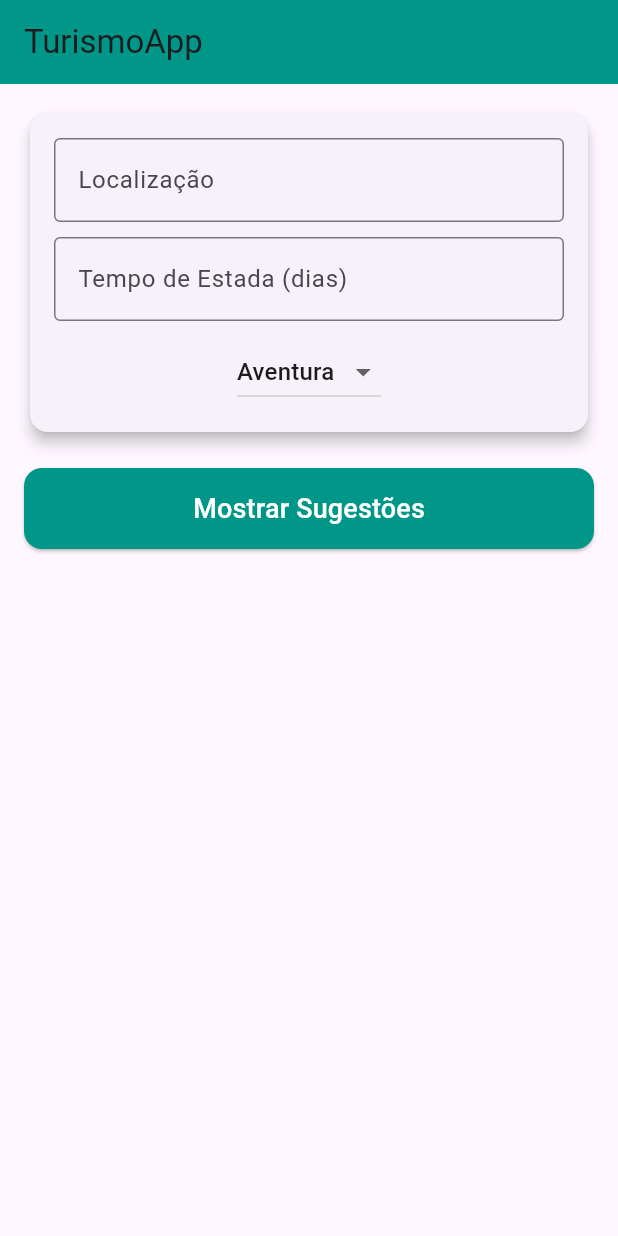
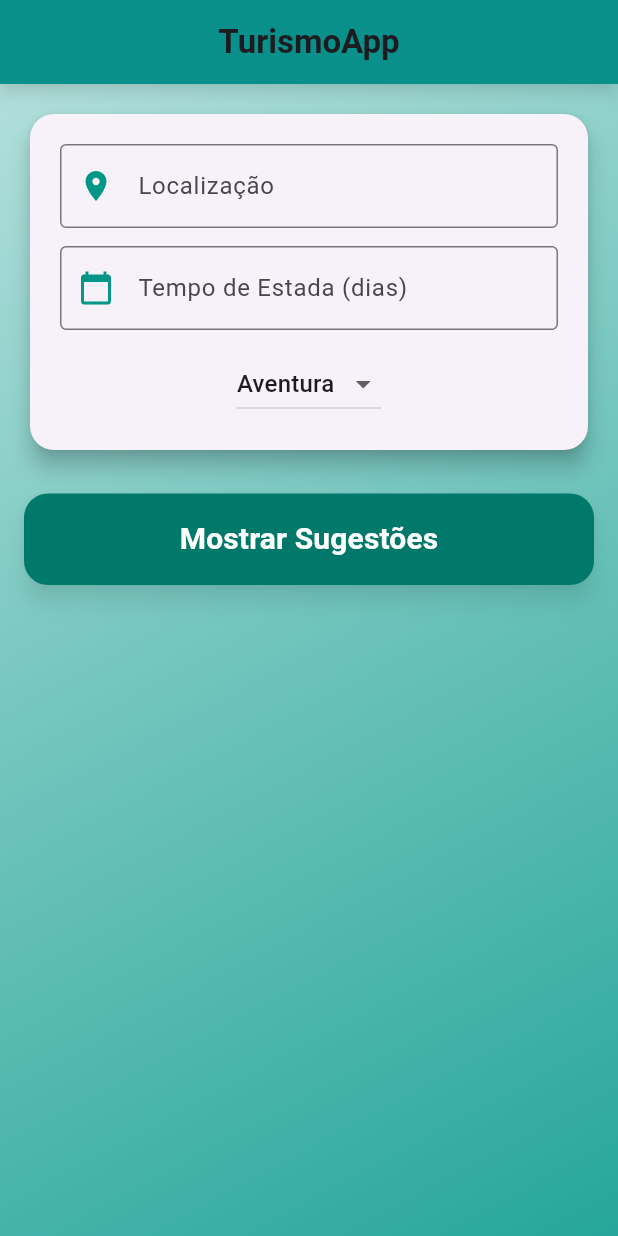
Before and after one commit to EricIkeda1/Tourly, a Flutter app: the screen it shows after launch, on a phone screen of 412 x 824 dp. Run offline on Flutter 3.47's test engine with Material 3 defaults, Android fonts, the phone set to English and light mode, and no system bars.

Commit message:
Remoção do Debug

```diff
--- a/turismo_app/lib/main.dart
+++ b/turismo_app/lib/main.dart
@@ -9,6 +9,7 @@ class TurismoApp extends StatelessWidget {
   @override
   Widget build(BuildContext context) {
     return MaterialApp(
+      debugShowCheckedModeBanner: false,
       title: 'TurismoApp',
       theme: ThemeData(
         primarySwatch: Colors.blue,
--- a/turismo_app/lib/screens/tela_inicial.dart
+++ b/turismo_app/lib/screens/tela_inicial.dart
@@ -41,21 +41,32 @@ class _TelaInicialState extends State<TelaInicial> {
   Widget build(BuildContext context) {
     return Scaffold(
       appBar: AppBar(
-        title: Text('TurismoApp'),
+        title: Text('TurismoApp', style: TextStyle(fontWeight: FontWeight.bold, fontSize: 22)),
         backgroundColor: Colors.teal,
+        centerTitle: true,
+        elevation: 4,
+        shadowColor: Colors.black45,
       ),
-      body: Padding(
+      body: Container(
+        decoration: BoxDecoration(
+          gradient: LinearGradient(
+            colors: [Colors.teal.shade100, Colors.teal.shade400],
+            begin: Alignment.topLeft,
+            end: Alignment.bottomRight,
+          ),
+        ),
+        child: Padding(
           padding: const EdgeInsets.all(16.0),
           child: Column(
             crossAxisAlignment: CrossAxisAlignment.stretch,
             children: [
               Card(
-              elevation: 4,
+                elevation: 6,
                 shape: RoundedRectangleBorder(
-                borderRadius: BorderRadius.circular(12),
+                  borderRadius: BorderRadius.circular(16),
                 ),
                 child: Padding(
-                padding: const EdgeInsets.all(16.0),
+                  padding: const EdgeInsets.all(20.0),
                   child: Column(
                     children: [
                       TextField(
@@ -63,18 +74,20 @@ class _TelaInicialState extends State<TelaInicial> {
                         decoration: InputDecoration(
                           labelText: 'Localização',
                           border: OutlineInputBorder(),
+                          prefixIcon: Icon(Icons.location_on, color: Colors.teal),
                         ),
                       ),
-                    SizedBox(height: 10),
+                      SizedBox(height: 12),
                       TextField(
                         controller: _tempoEstadaController,
                         decoration: InputDecoration(
                           labelText: 'Tempo de Estada (dias)',
                           border: OutlineInputBorder(),
+                          prefixIcon: Icon(Icons.calendar_today, color: Colors.teal),
                         ),
                         keyboardType: TextInputType.number,
                       ),
-                    SizedBox(height: 10),
+                      SizedBox(height: 12),
                       DropdownPerfil(
                         perfilViagem: _perfilViagem,
                         onChanged: (newValue) {
@@ -87,24 +100,27 @@ class _TelaInicialState extends State<TelaInicial> {
                   ),
                 ),
               ),
-            SizedBox(height: 20),
+              SizedBox(height: 25),
               ElevatedButton(
                 onPressed: _mostrarSugestoes,
                 style: ElevatedButton.styleFrom(
-                padding: EdgeInsets.symmetric(vertical: 14),
-                backgroundColor: Colors.teal,
+                  padding: EdgeInsets.symmetric(vertical: 16),
+                  backgroundColor: Colors.teal.shade700,
                   shape: RoundedRectangleBorder(
-                  borderRadius: BorderRadius.circular(12),
+                    borderRadius: BorderRadius.circular(16),
                   ),
+                  elevation: 6,
+                  shadowColor: Colors.black45,
                 ),
                 child: Text(
                   'Mostrar Sugestões',
-                style: TextStyle(fontSize: 18, color: Colors.white),
+                  style: TextStyle(fontSize: 20, fontWeight: FontWeight.bold, color: Colors.white),
                 ),
               ),
             ],
           ),
         ),
+      ),
     );
   }
 }
```
Lines whose indentation alone changed are shown as unchanged.
